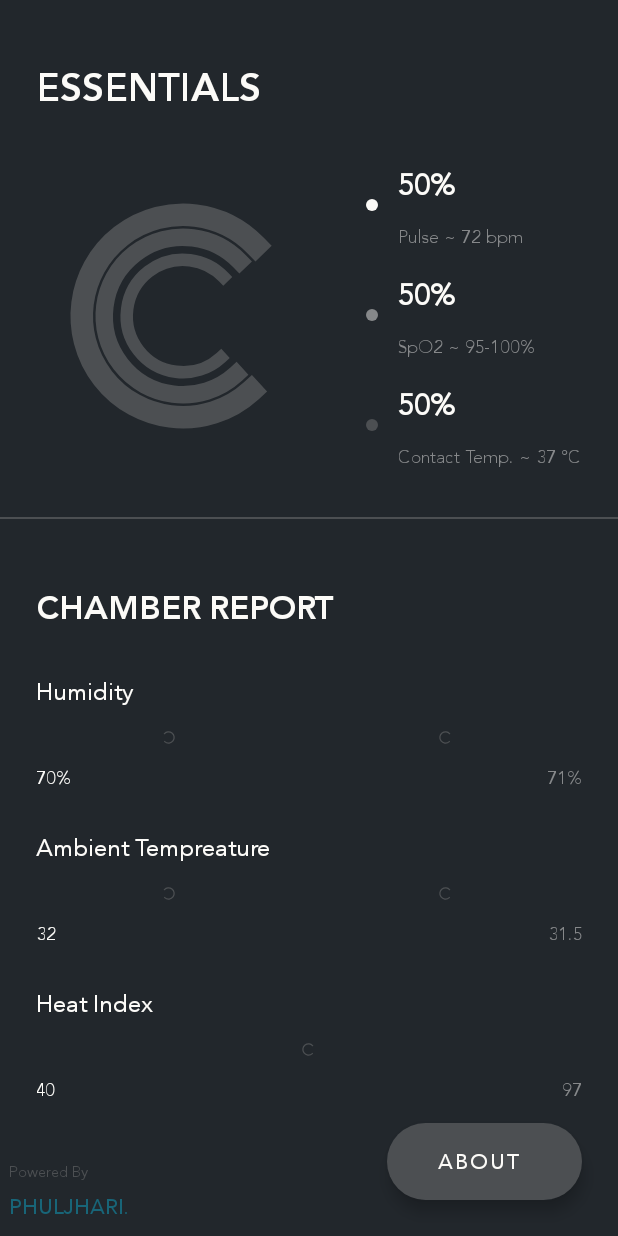
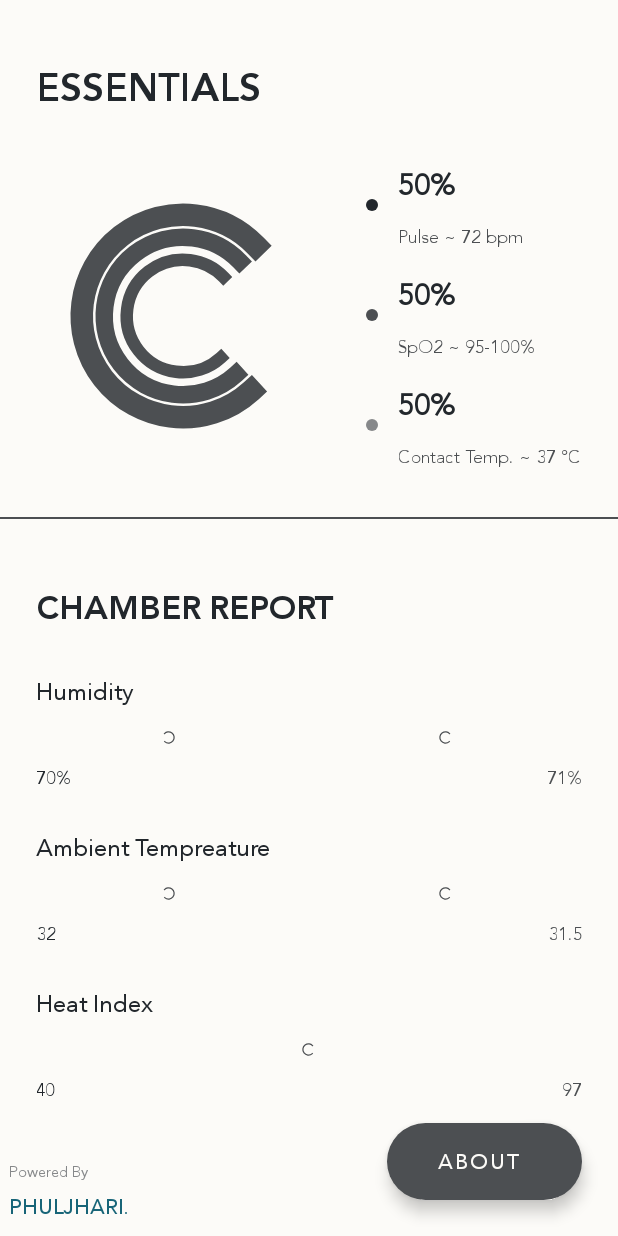
Before and after one commit to 1719pankaj/Phuljhari, an Android app: the layout fragment_main.xml on its own in the app's theme, with its tools: preview values and no code run, on a phone screen of 412 x 824 dp. Run offline under Robolectric (Android 15) with nearby library versions, the phone set to English and light mode, and no system bars; plain views replace CircularProgressBar, RoundedProgressBar; Roboto replaces fonts that are not available here.

Commit message:
Fixed theming, fixed night mode, added about

```diff
--- a/app/src/main/java/com/example/phuljhari/AboutFragment.kt
+++ b/app/src/main/java/com/example/phuljhari/AboutFragment.kt
@@ -1,10 +1,14 @@
 package com.example.phuljhari
 
+import android.content.Intent
+import android.content.res.Configuration
+import android.net.Uri
 import android.os.Bundle
-import androidx.fragment.app.Fragment
 import android.view.LayoutInflater
 import android.view.View
 import android.view.ViewGroup
+import androidx.fragment.app.Fragment
+import kotlinx.android.synthetic.main.fragment_about.view.*
 
 
 class AboutFragment : Fragment() {
@@ -13,7 +17,29 @@ class AboutFragment : Fragment() {
         // Inflate the layout for this fragment
         val view = inflater.inflate(R.layout.fragment_about, container, false)
 
+        val nightModeFlags = requireContext().resources.configuration.uiMode and Configuration.UI_MODE_NIGHT_MASK
+        when (nightModeFlags) {
+            Configuration.UI_MODE_NIGHT_YES -> view.imageView.setImageDrawable(resources.getDrawable(R.drawable.github_white))
+            Configuration.UI_MODE_NIGHT_NO -> view.imageView.setImageDrawable(resources.getDrawable(R.drawable.github_logo))
+            Configuration.UI_MODE_NIGHT_UNDEFINED -> view.imageView.setImageDrawable(resources.getDrawable(R.drawable.github_logo))
+        }
+
+        view.imageView.setOnClickListener{
+            openGithub()
+        }
+
+
+
+
+
         return view
+    }
+    //open a browser to the github page.
+    fun openGithub() {
+        val url = "https://github.com/1719pankaj/Phuljhari"
+        val i = Intent(Intent.ACTION_VIEW)
+        i.data = Uri.parse(url)
+        startActivity(i)
     }
 
 }
--- a/app/src/main/res/layout/fragment_about.xml
+++ b/app/src/main/res/layout/fragment_about.xml
@@ -4,7 +4,7 @@
     xmlns:tools="http://schemas.android.com/tools"
     android:layout_width="match_parent"
     android:layout_height="match_parent"
-    android:background="@color/black"
+    android:background="?attr/colorPrimary"
     tools:context=".AboutFragment">
 
     <!-- TODO: Update blank fragment layout -->
@@ -16,21 +16,42 @@
         android:layout_marginTop="34dp"
         android:text="ABOUT"
         android:fontFamily="@font/janna_lt_bold"
-        android:textColor="@color/white"
+        android:textColor="?attr/colorOnPrimary"
         android:textSize="26sp"
         app:layout_constraintStart_toStartOf="parent"
         app:layout_constraintTop_toTopOf="parent" />
 
     <TextView
+        android:id="@+id/textView"
         android:layout_width="300dp"
         android:layout_height="wrap_content"
+        android:layout_marginStart="34dp"
+        android:layout_marginTop="16dp"
+        android:layout_marginEnd="34dp"
+        android:fontFamily="@font/janna_lt_regular"
         android:text="@string/about_monologue"
-        android:textColor="@color/white"
-        android:layout_marginTop="16dp"
-        android:layout_marginStart="34dp"
-        android:layout_marginEnd="34dp"
+        android:textColor="?attr/colorOnPrimary"
+        app:layout_constraintEnd_toEndOf="parent"
         app:layout_constraintStart_toStartOf="parent"
-        app:layout_constraintEnd_toEndOf="parent"
         app:layout_constraintTop_toBottomOf="@id/about_label" />
 
+    <TextView
+        android:id="@+id/follow_label"
+        android:layout_width="300dp"
+        android:layout_height="wrap_content"
+        android:layout_marginTop="12dp"
+        android:text="Follow the project on:"
+        android:fontFamily="@font/janna_lt_bold"
+        android:textColor="?attr/colorOnPrimary"
+        app:layout_constraintStart_toStartOf="@+id/textView"
+        app:layout_constraintTop_toBottomOf="@+id/textView" />
+
+    <ImageView
+        android:id="@+id/imageView"
+        android:layout_width="100dp"
+        android:layout_height="100dp"
+        android:src="@drawable/github_logo"
+        app:layout_constraintStart_toStartOf="@+id/textView"
+        app:layout_constraintTop_toBottomOf="@+id/follow_label" />
+
 </androidx.constraintlayout.widget.ConstraintLayout>
--- a/app/src/main/res/layout/fragment_main.xml
+++ b/app/src/main/res/layout/fragment_main.xml
@@ -11,7 +11,7 @@
         android:id="@+id/frameLayout"
         android:layout_width="match_parent"
         android:layout_height="match_parent"
-        android:background="@color/black"
+        android:background="?attr/colorPrimary"
         tools:context=".MainFragment"
         tools:ignore="MissingClass">
 
@@ -23,7 +23,7 @@
             android:layout_marginTop="34dp"
             android:text="ESSENTIALS"
             android:fontFamily="@font/janna_lt_bold"
-            android:textColor="@color/white"
+            android:textColor="?attr/colorOnPrimary"
             android:textSize="26sp"
             app:layout_constraintStart_toStartOf="parent"
             app:layout_constraintTop_toTopOf="parent" />
@@ -44,7 +44,7 @@
                 android:layout_width="wrap_content"
                 android:layout_height="wrap_content"
                 android:text="50%"
-                android:textColor="@color/white"
+                android:textColor="?attr/colorOnPrimary"
                 android:textSize="20sp"
                 android:textStyle="bold"
                 app:layout_constraintStart_toStartOf="parent"
@@ -56,7 +56,7 @@
                 android:layout_height="wrap_content"
                 android:layout_marginTop="4dp"
                 android:text="Pulse ~ 72 bpm"
-                android:textColor="@color/less_white"
+                android:textColor="?attr/colorSecondary"
                 android:textSize="12sp"
                 app:layout_constraintStart_toStartOf="parent"
                 app:layout_constraintTop_toBottomOf="@id/bpm" />
@@ -79,7 +79,7 @@
                 android:layout_height="wrap_content"
                 android:text="50%"
                 android:textStyle="bold"
-                android:textColor="@color/white"
+                android:textColor="?attr/colorOnPrimary"
                 android:textSize="20sp"
                 app:layout_constraintStart_toStartOf="parent"
                 app:layout_constraintTop_toTopOf="parent" />
@@ -90,7 +90,7 @@
                 android:layout_height="wrap_content"
                 android:layout_marginTop="4dp"
                 android:text="SpO2 ~ 95-100%"
-                android:textColor="@color/less_white"
+                android:textColor="?attr/colorSecondary"
                 android:textSize="12sp"
                 app:layout_constraintStart_toStartOf="parent"
                 app:layout_constraintTop_toBottomOf="@id/spo2" />
@@ -113,7 +113,7 @@
                 android:layout_height="wrap_content"
                 android:text="50%"
                 android:textStyle="bold"
-                android:textColor="@color/white"
+                android:textColor="?attr/colorOnPrimary"
                 android:textSize="20sp"
                 app:layout_constraintStart_toStartOf="parent"
                 app:layout_constraintTop_toTopOf="parent" />
@@ -124,7 +124,7 @@
                 android:layout_height="wrap_content"
                 android:layout_marginTop="4dp"
                 android:text="Contact Temp. ~ 37 °C"
-                android:textColor="@color/less_white"
+                android:textColor="?attr/colorSecondary"
                 android:textSize="12sp"
                 app:layout_constraintStart_toStartOf="parent"
                 app:layout_constraintTop_toBottomOf="@id/tCont" />
@@ -141,7 +141,7 @@
             android:src="@drawable/dot"
             app:layout_constraintStart_toEndOf="@+id/cpb_bpm"
             app:layout_constraintTop_toTopOf="@+id/cpb_bpm"
-            app:tint="@color/white" />
+            app:tint="?attr/colorOnPrimary" />
 
         <ImageView
             android:id="@+id/point2"
@@ -152,7 +152,7 @@
             android:src="@drawable/dot"
             app:layout_constraintStart_toEndOf="@+id/cpb_bpm"
             app:layout_constraintTop_toBottomOf="@+id/point1"
-            app:tint="@color/less_white" />
+            app:tint="?attr/colorSecondary" />
 
         <ImageView
             android:id="@+id/point3"
@@ -163,7 +163,7 @@
             android:src="@drawable/dot"
             app:layout_constraintStart_toEndOf="@+id/cpb_bpm"
             app:layout_constraintTop_toBottomOf="@+id/point2"
-            app:tint="@color/least_white" />
+            app:tint="?attr/colorSecondaryVariant" />
 
 
         <com.mikhaellopez.circularprogressbar.CircularProgressBar
@@ -172,10 +172,10 @@
             android:layout_height="180dp"
             android:layout_marginStart="32dp"
             android:layout_marginTop="38dp"
-            app:cpb_background_progressbar_color="@color/kinda_black"
+            app:cpb_background_progressbar_color="?attr/colorPrimaryVariant"
             app:cpb_background_progressbar_width="10dp"
             app:cpb_progress_direction="to_right"
-            app:cpb_progressbar_color="@color/least_accent"
+            app:cpb_progressbar_color="@color/least_accent_night"
             app:cpb_progressbar_width="10dp"
             app:cpb_round_border="true"
             app:layout_constraintStart_toStartOf="parent"
@@ -186,10 +186,10 @@
             android:id="@+id/cpb_spo2"
             android:layout_width="140dp"
             android:layout_height="140dp"
-            app:cpb_background_progressbar_color="@color/kinda_black"
+            app:cpb_background_progressbar_color="?attr/colorPrimaryVariant"
             app:cpb_background_progressbar_width="10dp"
             app:cpb_progress_direction="to_right"
-            app:cpb_progressbar_color="@color/less_accent"
+            app:cpb_progressbar_color="@color/less_accent_night"
             app:cpb_progressbar_width="10dp"
             app:cpb_round_border="true"
             app:layout_constraintBottom_toBottomOf="@+id/cpb_bpm"
@@ -202,10 +202,10 @@
             android:id="@+id/cpb_tCont"
             android:layout_width="100dp"
             android:layout_height="100dp"
-            app:cpb_background_progressbar_color="@color/kinda_black"
+            app:cpb_background_progressbar_color="?attr/colorPrimaryVariant"
             app:cpb_background_progressbar_width="10dp"
             app:cpb_progress_direction="to_right"
-            app:cpb_progressbar_color="@color/accent"
+            app:cpb_progressbar_color="@color/accent_night"
             app:cpb_progressbar_width="10dp"
             app:cpb_round_border="true"
             app:layout_constraintBottom_toBottomOf="@+id/cpb_bpm"
@@ -234,7 +234,7 @@
             android:layout_marginTop="38dp"
             android:text="CHAMBER REPORT"
             android:fontFamily="@font/janna_lt_bold"
-            android:textColor="@color/white"
+            android:textColor="?attr/colorOnPrimary"
             android:textSize="22sp"
             app:layout_constraintStart_toStartOf="parent"
             app:layout_constraintTop_toBottomOf="@+id/view" />
@@ -254,7 +254,7 @@
                 android:layout_marginStart="24dp"
                 android:layout_marginTop="20dp"
                 android:text="Humidity"
-                android:textColor="@color/white"
+                android:textColor="?attr/colorOnPrimary"
                 android:textSize="16sp"
                 app:layout_constraintStart_toStartOf="parent"
                 app:layout_constraintTop_toTopOf="parent" />
@@ -278,10 +278,10 @@
                 app:layout_constraintStart_toStartOf="parent"
                 app:layout_constraintTop_toBottomOf="@+id/humidt_label"
                 app:rpbAnimationLength="1000"
-                app:rpbBackgroundColor="@color/kinda_black"
+                app:rpbBackgroundColor="?attr/colorPrimaryVariant"
                 app:rpbCornerRadiusBottomRight="20dp"
                 app:rpbCornerRadiusTopRight="20dp"
-                app:rpbProgressColor="@color/least_white"
+                app:rpbProgressColor="?attr/colorSecondaryVariant"
                 app:rpbShowProgressText="false"
                 tools:rpbProgress="40" />
 
@@ -296,10 +296,10 @@
                 app:layout_constraintStart_toStartOf="@id/guideline2"
                 app:layout_constraintTop_toBottomOf="@+id/humidt_label"
                 app:rpbAnimationLength="1000"
-                app:rpbBackgroundColor="@color/kinda_black"
+                app:rpbBackgroundColor="?attr/colorPrimaryVariant"
                 app:rpbCornerRadiusBottomRight="20dp"
                 app:rpbCornerRadiusTopRight="20dp"
-                app:rpbProgressColor="@color/white"
+                app:rpbProgressColor="?attr/colorOnPrimary"
                 app:rpbShowProgressText="false"
                 tools:rpbProgress="40" />
 
@@ -309,7 +309,7 @@
                 android:layout_height="wrap_content"
                 android:layout_marginStart="24dp"
                 android:layout_marginTop="10dp"
-                android:textColor="@color/white"
+                android:textColor="?attr/colorOnPrimary"
                 android:textSize="12sp"
                 app:layout_constraintStart_toStartOf="parent"
                 app:layout_constraintTop_toBottomOf="@id/humidt_progress"
@@ -321,7 +321,7 @@
                 android:layout_height="wrap_content"
                 android:layout_marginTop="10dp"
                 android:layout_marginEnd="24dp"
-                android:textColor="@color/less_white"
+                android:textColor="?attr/colorSecondary"
                 android:textSize="12sp"
                 app:layout_constraintEnd_toEndOf="parent"
                 app:layout_constraintTop_toBottomOf="@id/avg_humidt_progress"
@@ -344,7 +344,7 @@
                 android:layout_marginStart="24dp"
                 android:layout_marginTop="20dp"
                 android:text="Ambient Tempreature"
-                android:textColor="@color/white"
+                android:textColor="?attr/colorOnPrimary"
                 android:textSize="16sp"
                 app:layout_constraintStart_toStartOf="parent"
                 app:layout_constraintTop_toTopOf="parent" />
@@ -368,10 +368,10 @@
                 app:layout_constraintStart_toStartOf="parent"
                 app:layout_constraintTop_toBottomOf="@+id/amb_temp_label"
                 app:rpbAnimationLength="1000"
-                app:rpbBackgroundColor="@color/kinda_black"
+                app:rpbBackgroundColor="?attr/colorPrimaryVariant"
                 app:rpbCornerRadiusBottomRight="20dp"
                 app:rpbCornerRadiusTopRight="20dp"
-                app:rpbProgressColor="@color/least_white"
+                app:rpbProgressColor="?attr/colorSecondaryVariant"
                 app:rpbShowProgressText="false"
                 tools:rpbProgress="40" />
 
@@ -386,10 +386,10 @@
                 app:layout_constraintStart_toStartOf="@id/guideline3"
                 app:layout_constraintTop_toBottomOf="@+id/amb_temp_label"
                 app:rpbAnimationLength="1000"
-                app:rpbBackgroundColor="@color/kinda_black"
+                app:rpbBackgroundColor="?attr/colorPrimaryVariant"
                 app:rpbCornerRadiusBottomRight="20dp"
                 app:rpbCornerRadiusTopRight="20dp"
-                app:rpbProgressColor="@color/white"
+                app:rpbProgressColor="?attr/colorOnPrimary"
                 app:rpbShowProgressText="false"
                 tools:rpbProgress="40" />
 
@@ -399,7 +399,7 @@
                 android:layout_height="wrap_content"
                 android:layout_marginStart="24dp"
                 android:layout_marginTop="10dp"
-                android:textColor="@color/white"
+                android:textColor="?attr/colorOnPrimary"
                 android:textSize="12sp"
                 app:layout_constraintStart_toStartOf="parent"
                 app:layout_constraintTop_toBottomOf="@id/amb_temp_progress"
@@ -411,7 +411,7 @@
                 android:layout_height="wrap_content"
                 android:layout_marginTop="10dp"
                 android:layout_marginEnd="24dp"
-                android:textColor="@color/less_white"
+                android:textColor="?attr/colorSecondary"
                 android:textSize="12sp"
                 app:layout_constraintEnd_toEndOf="parent"
                 app:layout_constraintTop_toBottomOf="@id/avg_amb_temp_progress"
@@ -433,7 +433,7 @@
                 android:layout_marginStart="24dp"
                 android:layout_marginTop="20dp"
                 android:text="Heat Index"
-                android:textColor="@color/white"
+                android:textColor="?attr/colorOnPrimary"
                 android:textSize="16sp"
                 app:layout_constraintStart_toStartOf="parent"
                 app:layout_constraintTop_toTopOf="parent" />
@@ -450,9 +450,9 @@
                 app:layout_constraintStart_toStartOf="parent"
                 app:layout_constraintTop_toBottomOf="@+id/ht_index_label"
                 app:rpbAnimationLength="1000"
-                app:rpbBackgroundColor="@color/kinda_black"
+                app:rpbBackgroundColor="?attr/colorPrimaryVariant"
                 app:rpbCornerRadius="20dp"
-                app:rpbProgressColor="@color/white"
+                app:rpbProgressColor="?attr/colorOnPrimary"
                 app:rpbShowProgressText="false"
                 tools:rpbProgress="40" />
 
@@ -462,7 +462,7 @@
                 android:layout_height="wrap_content"
                 android:layout_marginStart="24dp"
                 android:layout_marginTop="10dp"
-                android:textColor="@color/white"
+                android:textColor="?attr/colorOnPrimary"
                 android:textSize="12sp"
                 app:layout_constraintStart_toStartOf="parent"
                 app:layout_constraintTop_toBottomOf="@id/ht_index_progress"
@@ -474,7 +474,7 @@
                 android:layout_height="wrap_content"
                 android:layout_marginTop="10dp"
                 android:layout_marginEnd="24dp"
-                android:textColor="@color/less_white"
+                android:textColor="?attr/colorSecondary"
                 android:textSize="12sp"
                 app:layout_constraintEnd_toEndOf="parent"
                 app:layout_constraintTop_toBottomOf="@id/ht_index_progress"
@@ -490,7 +490,7 @@
             android:layout_marginStart="6dp"
             app:layout_constraintStart_toStartOf="parent"
             app:layout_constraintBottom_toBottomOf="parent"
-            android:textColor="@color/less_accent"
+            android:textColor="@color/less_accent_night"
             android:text="PHULJHARI." />
 
         <TextView
@@ -498,7 +498,7 @@
             android:layout_width="wrap_content"
             android:layout_height="wrap_content"
             android:text="Powered By "
-            android:textColor="@color/least_white"
+            android:textColor="?attr/colorSecondaryVariant"
             android:textSize="10sp"
             android:layout_marginStart="6dp"
             app:layout_constraintBottom_toTopOf="@id/phuljhari_label"
--- a/app/src/main/res/layout/fragment_splash.xml
+++ b/app/src/main/res/layout/fragment_splash.xml
@@ -4,7 +4,7 @@
     xmlns:tools="http://schemas.android.com/tools"
     android:layout_width="match_parent"
     android:layout_height="match_parent"
-    android:background="@color/black"
+    android:background="?attr/colorPrimary"
     tools:context=".SplashFragment">
 
     <!-- TODO: Update blank fragment layout -->
@@ -14,7 +14,7 @@
         android:layout_height="137dp"
         android:fontFamily="@font/montserrat_subrayada_bold"
         android:text="Phul\nJhari."
-        android:textColor="@color/white"
+        android:textColor="?attr/colorOnPrimary"
         android:textSize="48dp"
         app:layout_constraintBottom_toBottomOf="parent"
         app:layout_constraintEnd_toEndOf="parent"
--- a/app/src/main/res/values-night/themes.xml
+++ b/app/src/main/res/values-night/themes.xml
@@ -1,32 +1,21 @@
 <resources xmlns:tools="http://schemas.android.com/tools">
     <!-- Base application theme. -->
     <style name="Theme.Phuljhari" parent="Theme.MaterialComponents.DayNight.DarkActionBar">
-<!--        &lt;!&ndash; Primary brand color. &ndash;&gt;-->
-<!--        <item name="colorPrimary">@color/purple_200</item>-->
-<!--        <item name="colorPrimaryVariant">@color/purple_700</item>-->
-<!--        <item name="colorOnPrimary">@color/black</item>-->
-<!--        &lt;!&ndash; Secondary brand color. &ndash;&gt;-->
-<!--        <item name="colorSecondary">@color/teal_200</item>-->
-<!--        <item name="colorSecondaryVariant">@color/teal_200</item>-->
-<!--        <item name="colorOnSecondary">@color/black</item>-->
-<!--        &lt;!&ndash; Status bar color. &ndash;&gt;-->
-<!--        <item name="android:statusBarColor" tools:targetApi="l">?attr/colorPrimaryVariant</item>-->
-<!--        &lt;!&ndash; Customize your theme here. &ndash;&gt;-->
-
-
         <!-- Primary brand color. -->
         <item name="colorPrimary">@color/black</item>
-        <item name="colorPrimaryVariant">@color/black</item>
+        <item name="colorPrimaryVariant">@color/kinda_black</item>
         <item name="colorOnPrimary">@color/white</item>
         <!-- Secondary brand color. -->
-        <item name="colorSecondary">@color/neon_teal</item>
-        <item name="colorSecondaryVariant">@color/darker_teal</item>
+        <item name="colorSecondary">@color/less_white</item>
+        <item name="colorSecondaryVariant">@color/least_white</item>
         <item name="colorOnSecondary">@color/black</item>
         <!-- Status bar color. -->
-        <item name="android:statusBarColor" tools:targetApi="l">?attr/colorPrimaryVariant</item>
+        <item name="android:statusBarColor" tools:targetApi="l">?attr/colorPrimary</item>
 
-        <item name="android:navigationBarColor">@color/black</item>
+        <item name="android:navigationBarColor">?attr/colorPrimary</item>
         <!-- Customize your theme here. -->
+        <item name="android:fontFamily">@font/janna_lt_regular</item>
+
 
     </style>
 </resources>
--- a/app/src/main/res/values/colors.xml
+++ b/app/src/main/res/values/colors.xml
@@ -13,15 +13,20 @@
     <color name="really_dark">#35225E</color>
     <color name="neon_teal">#00FFE6</color>
     <color name="darker_teal">#00D1B2</color>
+
+
     <color name="black">#22272c</color>
     <color name="kinda_black">#373c40</color>
     <color name="white">#fcfbf8</color>
+    <color name="kinda_white">#d4d3cf</color>
     <color name="less_white">#86888a</color>
     <color name="least_white">#4c4f52</color>
 
-    <color name="accent">#4fa7bd</color>
-    <color name="less_accent">#186578</color>
-    <color name="least_accent">#013d4d</color>
+
+    <color name="accent_night">#4fa7bd</color>
+    <color name="less_accent_night">#186578</color>
+    <color name="least_accent_night">#013d4d</color>
+
 
 
 </resources>
--- a/app/src/main/res/values/strings.xml
+++ b/app/src/main/res/values/strings.xml
@@ -2,5 +2,5 @@
     <string name="app_name">Phuljhari</string>
     <!-- TODO: Remove or change this placeholder text -->
     <string name="hello_blank_fragment">Hello blank fragment</string>
-    <string name="about_monologue">Lorem Ipsum is simply dummy text of the printing and typesetting industry. Lorem Ipsum has been the industry\'s standard dummy text ever since the 1500s, when an unknown printer took a galley of type and scrambled it to make a type specimen book. It has survived not only five centuries, but also the leap into electronic typesetting, remaining essentially unchanged. It was popularised in the 1960s with the release of Letraset sheets containing Lorem Ipsum passages, and more recently with desktop publishing software like Aldus PageMaker including versions of Lorem Ipsum.</string>
+    <string name="about_monologue">Phuljhari is a part of the Patient Monitoring System\'s cloud side interfaces. All the data instead of being accessed directly from the MCU, The stats are updated to Google Fiebase cloud and the Phuljhari interface shows it and also provides visual aids to better process the data.\nThis application was originally created and released under the GNU GPLv3</string>
 </resources>
--- a/app/src/main/res/values/themes.xml
+++ b/app/src/main/res/values/themes.xml
@@ -2,19 +2,21 @@
     <!-- Base application theme. -->
     <style name="Theme.Phuljhari" parent="Theme.MaterialComponents.DayNight.DarkActionBar">
         <!-- Primary brand color. -->
-        <item name="colorPrimary">@color/black</item>
-        <item name="colorPrimaryVariant">@color/black</item>
-        <item name="colorOnPrimary">@color/white</item>
+        <item name="colorPrimary">@color/white</item>
+        <item name="colorPrimaryVariant">@color/kinda_white</item>
+        <item name="colorOnPrimary">@color/black</item>
         <!-- Secondary brand color. -->
         <item name="colorSecondary">@color/least_white</item>
-        <item name="colorSecondaryVariant">@color/kinda_black</item>
-        <item name="colorOnSecondary">@color/black</item>
+        <item name="colorSecondaryVariant">@color/less_white</item>
+        <item name="colorOnSecondary">@color/white</item>
         <!-- Status bar color. -->
-        <item name="android:statusBarColor" tools:targetApi="l">?attr/colorPrimaryVariant</item>
+        <item name="android:statusBarColor" tools:targetApi="l">?attr/colorPrimary</item>
 
-        <item name="android:navigationBarColor">@color/black</item>
+        <item name="android:navigationBarColor">?attr/colorPrimary</item>
         <!-- Customize your theme here. -->
         <item name="android:fontFamily">@font/janna_lt_regular</item>
+
+
 
     </style>
 
```
Also changed, not shown: app/src/main/res/drawable/github_logo.png (added), app/src/main/res/drawable/github_white.png (added).
